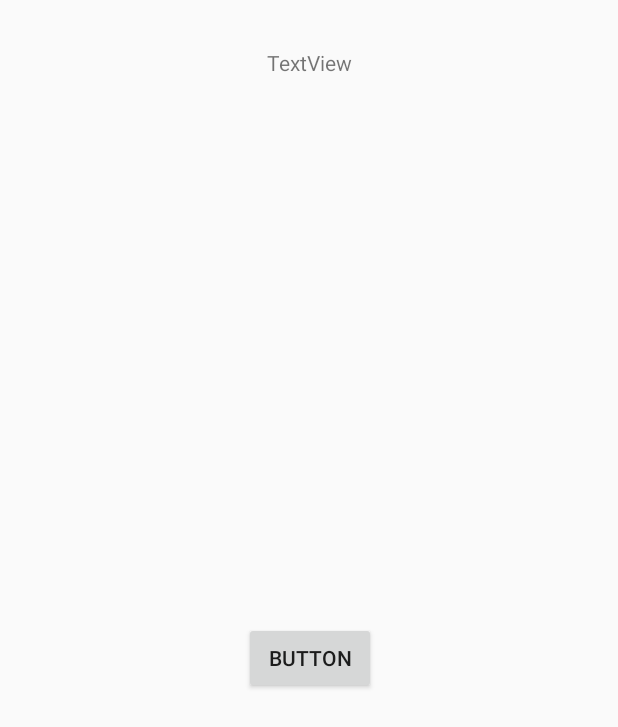
After one commit to Arielmann/YuvalLoveNotes, an Android app: the layout edit_item_dialog.xml on its own in the app's theme, with its tools: preview values and no code run, on a phone screen of 412 x 824 dp. The commit adds this screen. Shown: the top 727 px of the screen. Run offline under Robolectric (Android 15) with nearby library versions, the phone set to English and light mode, and no system bars.

```diff
--- a/app/src/main/java/subtext/yuvallovenotes/lovewritingtabs/ui/main/LoveGeneratorFragment.kt
+++ b/app/src/main/java/subtext/yuvallovenotes/lovewritingtabs/ui/main/LoveGeneratorFragment.kt
@@ -19,9 +19,7 @@ import subtext.yuvallovenotes.loveletters.LoveOpener
 import subtext.yuvallovenotes.loveletters.LovePhrase
 import subtext.yuvallovenotes.whatsapp.WhatsAppSender
 
-/**
- * A placeholder fragment containing a simple view.
- */
+
 @ExperimentalStdlibApi
 class LoveGeneratorFragment() : Fragment() {
 
--- a/app/src/main/java/subtext/yuvallovenotes/lovewritingtabs/ui/main/LoveWriterFragment.kt
+++ b/app/src/main/java/subtext/yuvallovenotes/lovewritingtabs/ui/main/LoveWriterFragment.kt
@@ -15,9 +15,7 @@ import subtext.yuvallovenotes.loveletters.LoveClosure
 import subtext.yuvallovenotes.loveletters.LoveOpener
 import subtext.yuvallovenotes.loveletters.LovePhrase
 
-/**
- * A placeholder fragment containing a simple view.
- */
+
 class LoveWriterFragment : Fragment() {
 
     private lateinit var pageViewModelProvider: ViewModelProvider
--- a/app/src/main/java/subtext/yuvallovenotes/lovewritingtabs/ui/main/SectionsPagerAdapter.kt
+++ b/app/src/main/java/subtext/yuvallovenotes/lovewritingtabs/ui/main/SectionsPagerAdapter.kt
@@ -10,8 +10,8 @@ import subtext.yuvallovenotes.lovewritingtabs.ui.main.editor.LoveEditorFragment
 @ExperimentalStdlibApi
 private val TABS = listOf(
         Pair(R.string.tab_title_love_generator_frag, LoveGeneratorFragment.newInstance(1)),
-        Pair(R.string.tab_title_love_writer_frag, LoveWriterFragment.newInstance(2)),
-        Pair(R.string.tab_title_love_editor_frag, LoveEditorFragment.newInstance(3)))
+        Pair(R.string.tab_title_love_writer_frag, LoveWriterFragment.newInstance(2)))
+//        Pair(R.string.tab_title_love_editor_frag, LoveEditorFragment.newInstance(3)))
 
 /**
  * A [FragmentPagerAdapter] that returns a fragment corresponding to
--- a/app/src/main/res/layout/activity_main.xml
+++ b/app/src/main/res/layout/activity_main.xml
@@ -42,5 +42,5 @@
         android:layout_gravity="bottom|end"
         app:backgroundTint="@color/design_default_color_background"
         android:layout_margin="@dimen/fab_margin"
-        app:srcCompat="@android:drawable/ic_input_add" />
+        app:srcCompat="@drawable/settings" />
 </androidx.coordinatorlayout.widget.CoordinatorLayout>
--- /dev/null
+++ b/app/src/main/res/layout/edit_item_dialog.xml
@@ -0,0 +1,34 @@
+<?xml version="1.0" encoding="utf-8"?>
+<androidx.constraintlayout.widget.ConstraintLayout
+    xmlns:android="http://schemas.android.com/apk/res/android"
+    xmlns:app="http://schemas.android.com/apk/res-auto"
+    xmlns:tools="http://schemas.android.com/tools"
+    android:layout_width="match_parent"
+    android:layout_height="match_parent">
+
+    <TextView
+        android:id="@+id/editorDialogTV"
+        android:layout_width="wrap_content"
+        android:layout_height="wrap_content"
+        android:layout_marginStart="16dp"
+        android:layout_marginLeft="16dp"
+        android:layout_marginTop="32dp"
+        android:layout_marginEnd="16dp"
+        android:layout_marginRight="16dp"
+        android:text="TextView"
+        app:layout_constraintEnd_toEndOf="parent"
+        app:layout_constraintStart_toStartOf="parent"
+        app:layout_constraintTop_toTopOf="parent" />
+
+    <Button
+        android:id="@+id/editorDialogDoneBtn"
+        android:layout_width="wrap_content"
+        android:layout_height="wrap_content"
+        android:layout_marginTop="32dp"
+        android:layout_marginBottom="30dp"
+        android:text="Button"
+        app:layout_constraintBottom_toBottomOf="parent"
+        app:layout_constraintEnd_toEndOf="@+id/editorDialogTV"
+        app:layout_constraintStart_toStartOf="@+id/editorDialogTV"
+        app:layout_constraintTop_toBottomOf="@+id/editorDialogTV" />
+</androidx.constraintlayout.widget.ConstraintLayout>
--- a/app/src/main/res/layout/fragment_love_editor_tab.xml
+++ b/app/src/main/res/layout/fragment_love_editor_tab.xml
@@ -2,7 +2,7 @@
 <androidx.constraintlayout.widget.ConstraintLayout xmlns:android="http://schemas.android.com/apk/res/android"
     xmlns:app="http://schemas.android.com/apk/res-auto"
     xmlns:tools="http://schemas.android.com/tools"
-    android:id="@+id/constraintLayout"
+    android:id="@+id/loveGeneratorCL"
     android:layout_width="match_parent"
     android:layout_height="match_parent"
     tools:context=".lovewritingtabs.ui.main.editor.LoveEditorFragment">
```
Also changed, not shown: app/src/main/java/subtext/yuvallovenotes/lovewritingtabs/ui/main/editor/ListAdapter.kt (+5 -2 lines), app/src/main/java/subtext/yuvallovenotes/lovewritingtabs/ui/main/editor/LoveEditorFragment.kt (+16 -4 lines), app/src/main/java/subtext/yuvallovenotes/lovewritingtabs/ui/main/editor/LoveItemVH.kt (+7 -0 lines), app/src/main/res/layout/fragment_love_generator_tab.xml (+4 -4 lines), app/src/main/res/layout/fragment_love_writer_tab.xml (+4 -4 lines), app/src/main/res/values/strings.xml (+17 -1 lines), app/src/main/res/drawable/settings.png (added).
